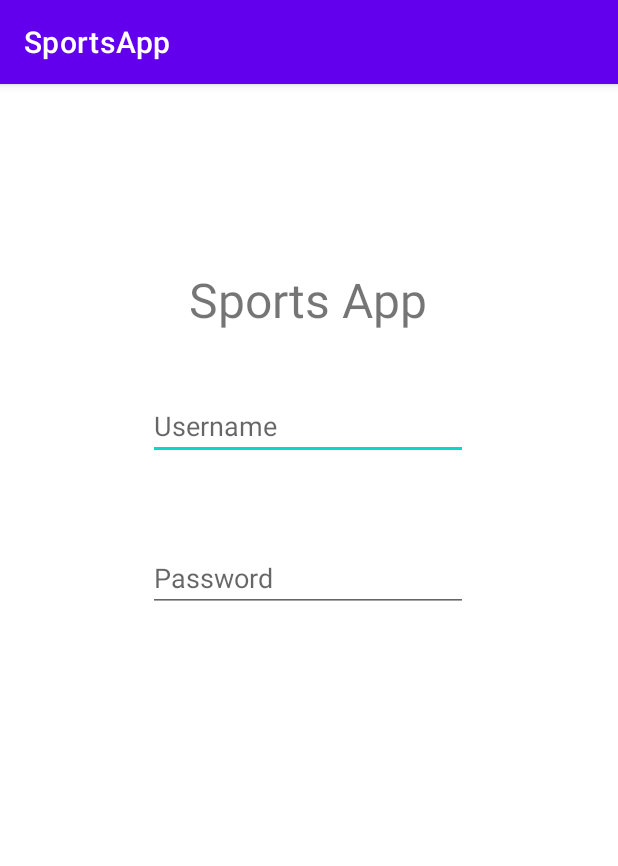
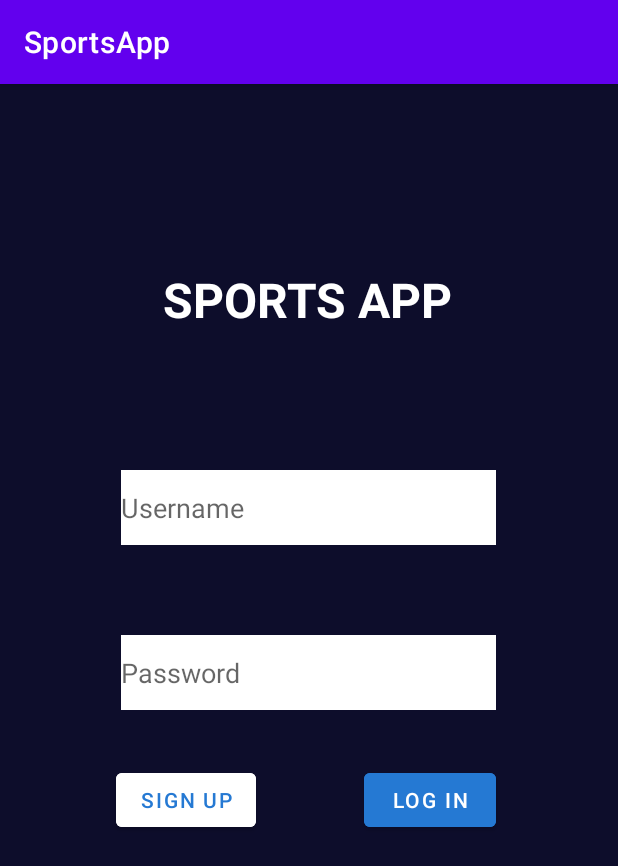
Before and after one commit to conniebean/SportsApp, an Android app: the screen it shows after launch (MainActivity), on a phone screen of 412 x 824 dp. Shown: the top 866 px of the screen. Run offline under Robolectric (Android 15) with nearby library versions, the phone set to English and light mode, and no system bars.

```diff
--- a/app/src/main/res/layout/activity_main.xml
+++ b/app/src/main/res/layout/activity_main.xml
@@ -4,14 +4,17 @@
     xmlns:tools="http://schemas.android.com/tools"
     android:layout_width="match_parent"
     android:layout_height="match_parent"
+    android:background="@color/background"
     tools:context=".MainActivity">
 
     <TextView
         android:id="@+id/textView"
         android:layout_width="wrap_content"
         android:layout_height="wrap_content"
-        android:text="Sports App"
+        android:text="SPORTS APP"
         android:textSize="32sp"
+        android:textStyle="bold"
+        android:textColor="@color/white"
         app:layout_constraintBottom_toBottomOf="parent"
         app:layout_constraintEnd_toEndOf="parent"
         app:layout_constraintHorizontal_bias="0.498"
@@ -21,27 +24,58 @@
 
     <EditText
         android:id="@+id/editTextUsername"
-        android:layout_width="wrap_content"
-        android:layout_height="wrap_content"
-        android:layout_marginTop="40dp"
+        android:layout_width="250dp"
+        android:layout_height="50dp"
+        android:layout_marginTop="92dp"
+        android:background="@color/white"
         android:ems="10"
+        android:hint="Username"
         android:inputType="textPersonName"
-        android:hint="Username"
+        android:textColor="@color/background"
         app:layout_constraintEnd_toEndOf="parent"
-        app:layout_constraintHorizontal_bias="0.497"
+        app:layout_constraintHorizontal_bias="0.496"
         app:layout_constraintStart_toStartOf="parent"
         app:layout_constraintTop_toBottomOf="@+id/textView" />
 
+    <Button
+        android:id="@+id/buttonLogIn"
+        android:layout_width="wrap_content"
+        android:layout_height="wrap_content"
+        android:layout_marginTop="36dp"
+        android:backgroundTint="@color/blue"
+        android:text="LOG IN"
+        android:onClick="onLogIn"
+        app:layout_constraintEnd_toEndOf="parent"
+        app:layout_constraintHorizontal_bias="0.749"
+        app:layout_constraintStart_toStartOf="parent"
+        app:layout_constraintTop_toBottomOf="@+id/editTextPassword" />
+
+    <Button
+        android:id="@+id/buttonSignUp"
+        android:layout_width="wrap_content"
+        android:layout_height="wrap_content"
+        android:layout_marginTop="36dp"
+        android:backgroundTint="@color/white"
+        android:onClick="onSignUp"
+        android:text="SIGN UP"
+        android:textColor="@color/blue"
+        app:layout_constraintEnd_toStartOf="@+id/buttonLogIn"
+        app:layout_constraintHorizontal_bias="0.52"
+        app:layout_constraintStart_toStartOf="parent"
+        app:layout_constraintTop_toBottomOf="@+id/editTextPassword" />
+
     <EditText
         android:id="@+id/editTextPassword"
-        android:layout_width="wrap_content"
-        android:layout_height="wrap_content"
-        android:layout_marginTop="56dp"
+        android:layout_width="250dp"
+        android:layout_height="50dp"
+        android:layout_marginTop="60dp"
+        android:background="@color/white"
         android:ems="10"
         android:hint="Password"
         android:inputType="textPersonName"
+        android:textColor="@color/background"
         app:layout_constraintEnd_toEndOf="parent"
-        app:layout_constraintHorizontal_bias="0.497"
+        app:layout_constraintHorizontal_bias="0.496"
         app:layout_constraintStart_toStartOf="parent"
         app:layout_constraintTop_toBottomOf="@+id/editTextUsername" />
 
--- a/app/src/main/res/values/colors.xml
+++ b/app/src/main/res/values/colors.xml
@@ -6,5 +6,7 @@
     <color name="teal_200">#FF03DAC5</color>
     <color name="teal_700">#FF018786</color>
     <color name="black">#FF000000</color>
+    <color name="background">#0D0D2B</color>
     <color name="white">#FFFFFFFF</color>
+    <color name="blue">#2579D3</color>
 </resources>
```
Also changed, not shown: app/src/main/java/com/example/sportsapp/MainActivity.java (+48 -0 lines), app/src/main/java/com/example/sportsapp/User.java (added, +22 -0 lines).
